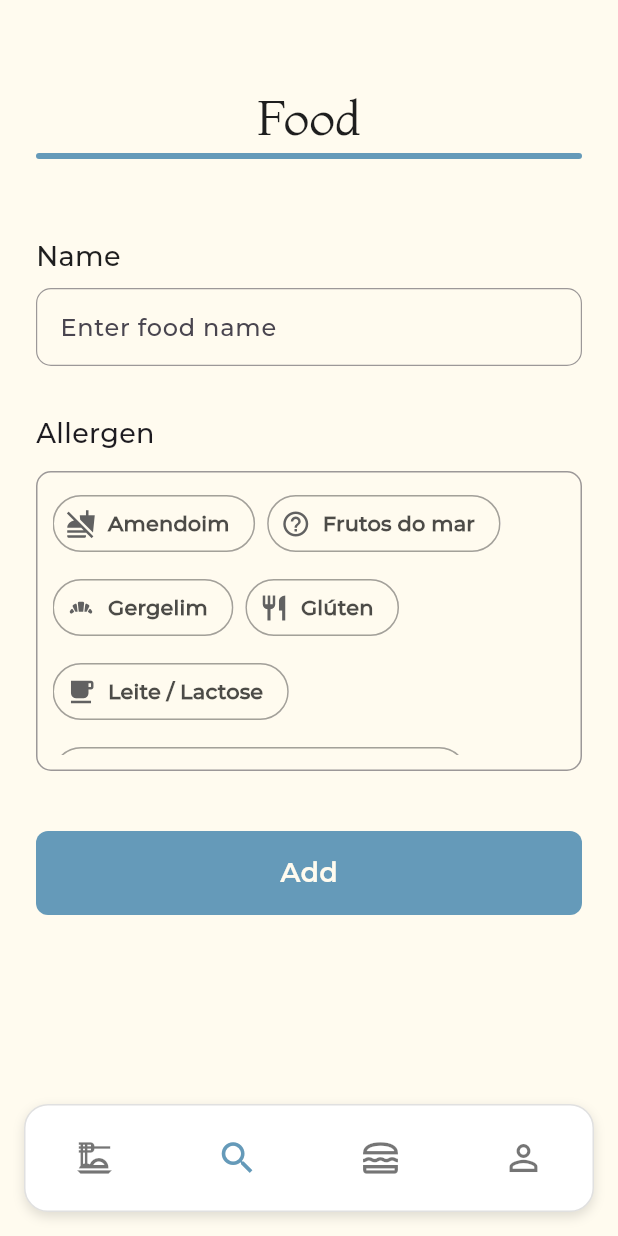
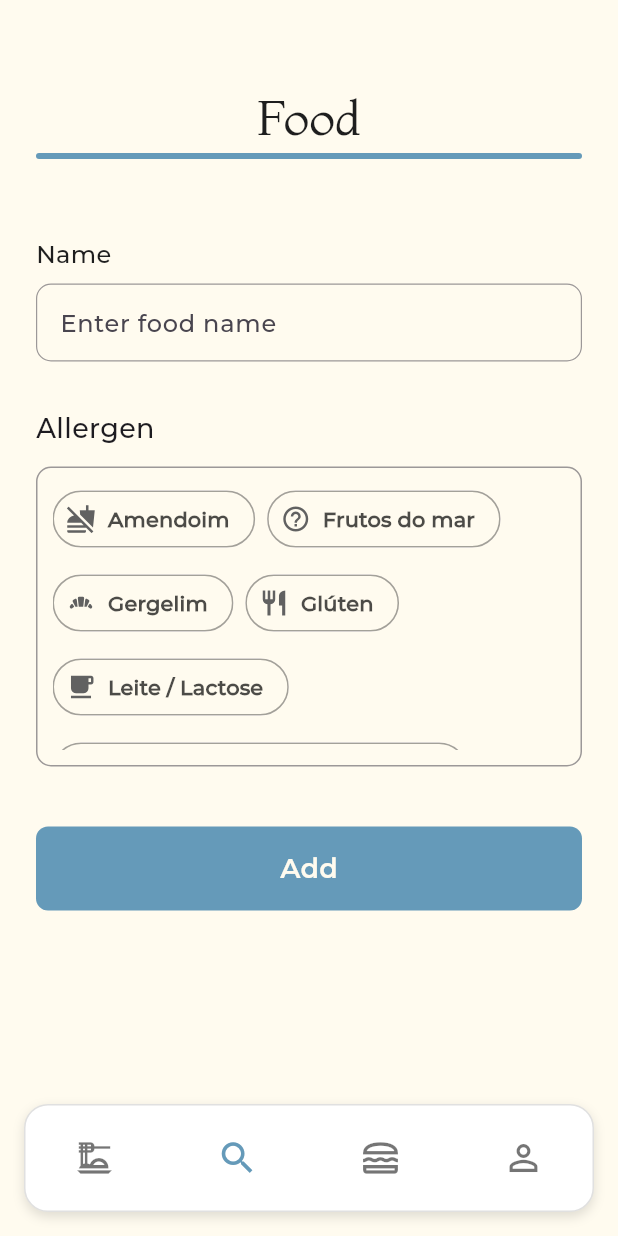
Before and after one commit to ericksgmes/carte_app, a Flutter app: the WidgetTree screen opened directly, item 2 of the bottom bar chosen, on a phone screen of 412 x 824 dp. Run offline on Flutter 3.47's test engine with Material 3 defaults, Android fonts, the phone set to English and light mode, and no system bars; our stand-ins replace speech_to_text; project files that could hold a hidden picture were left out.

Commit message:
fix: update font sizes in WidgetMultilineTextInput and WidgetTextInput to use constants

```diff
--- a/lib/views/widgets/widget_multiline_text_input.dart
+++ b/lib/views/widgets/widget_multiline_text_input.dart
@@ -24,7 +24,7 @@ class WidgetMultilineTextInput extends StatelessWidget {
           label,
           style: TextStyle(
             fontFamily: KFont.fontFamilyContentMedium,
-            fontSize: 16,
+            fontSize: KFont.fontSizeLabel,
           ),
         ),
         const SizedBox(height: 8),
@@ -54,7 +54,7 @@ class WidgetMultilineTextInput extends StatelessWidget {
                 scrollPhysics: BouncingScrollPhysics(),
                 style: const TextStyle(
                   fontFamily: KFont.fontFamilyContentMedium,
-                  fontSize: 14,
+                  fontSize: KFont.fontSizeContent,
                 ),
               ),
 
--- a/lib/views/widgets/widget_text_input.dart
+++ b/lib/views/widgets/widget_text_input.dart
@@ -26,7 +26,7 @@ class WidgetTextInput extends StatelessWidget {
         Text(
           inputName,
           style: TextStyle(
-            fontSize: 18,
+            fontSize: KFont.fontSizeLabel,
             color: Color(0xFF1E1E1E),
             fontFamily: KFont.fontFamilyContentMedium,
           ),
```
